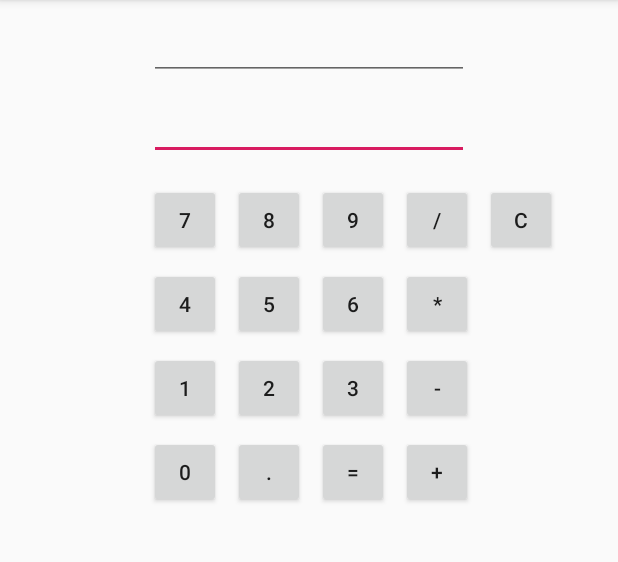
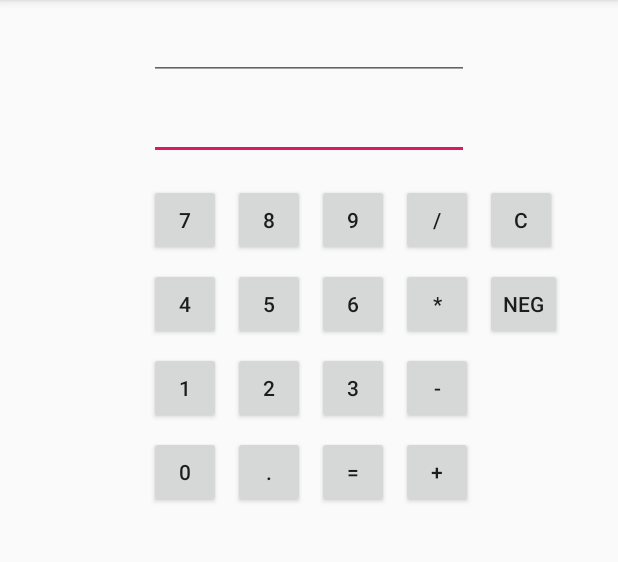
Before and after one commit to z35ali/Calculator, an Android app: the screen it shows after launch (MainActivity), on a phone screen of 412 x 824 dp, the part 84-646 px from its top. Run offline under Robolectric (Android 15) with nearby library versions, the phone set to English and light mode, and no system bars.

Commit message:
Add NEG button and functionality

```diff
--- a/app/src/main/res/layout-land/activity_main.xml
+++ b/app/src/main/res/layout-land/activity_main.xml
@@ -234,4 +234,14 @@
         app:layout_constraintBaseline_toBaselineOf="@+id/buttonDivide"
         app:layout_constraintLeft_toRightOf="@+id/buttonDivide" />
 
+    <Button
+        android:id="@+id/buttonNeg"
+        android:layout_width="wrap_content"
+        android:layout_height="wrap_content"
+        android:layout_marginStart="8dp"
+        android:minWidth="48dp"
+        android:text="NEG"
+        app:layout_constraintBaseline_toBaselineOf="@+id/buttonMultiply"
+        app:layout_constraintStart_toEndOf="@+id/buttonMultiply" />
+
 </android.support.constraint.ConstraintLayout>
--- a/app/src/main/res/layout/activity_main.xml
+++ b/app/src/main/res/layout/activity_main.xml
@@ -5,6 +5,16 @@
     android:layout_width="match_parent"
     android:layout_height="match_parent"
     tools:context=".MainActivity">
+
+    <Button
+        android:id="@+id/buttonNeg"
+        android:layout_width="wrap_content"
+        android:layout_height="wrap_content"
+        android:layout_marginStart="8dp"
+        android:minWidth="48dp"
+        android:text="NEG"
+        app:layout_constraintBaseline_toBaselineOf="@+id/buttonMultiply"
+        app:layout_constraintStart_toEndOf="@+id/buttonMultiply" />
 
     <Button
         android:id="@+id/button0"
```
Also changed, not shown: app/src/main/java/com/ali/zafar/calculator/MainActivity.java (+23 -0 lines).
